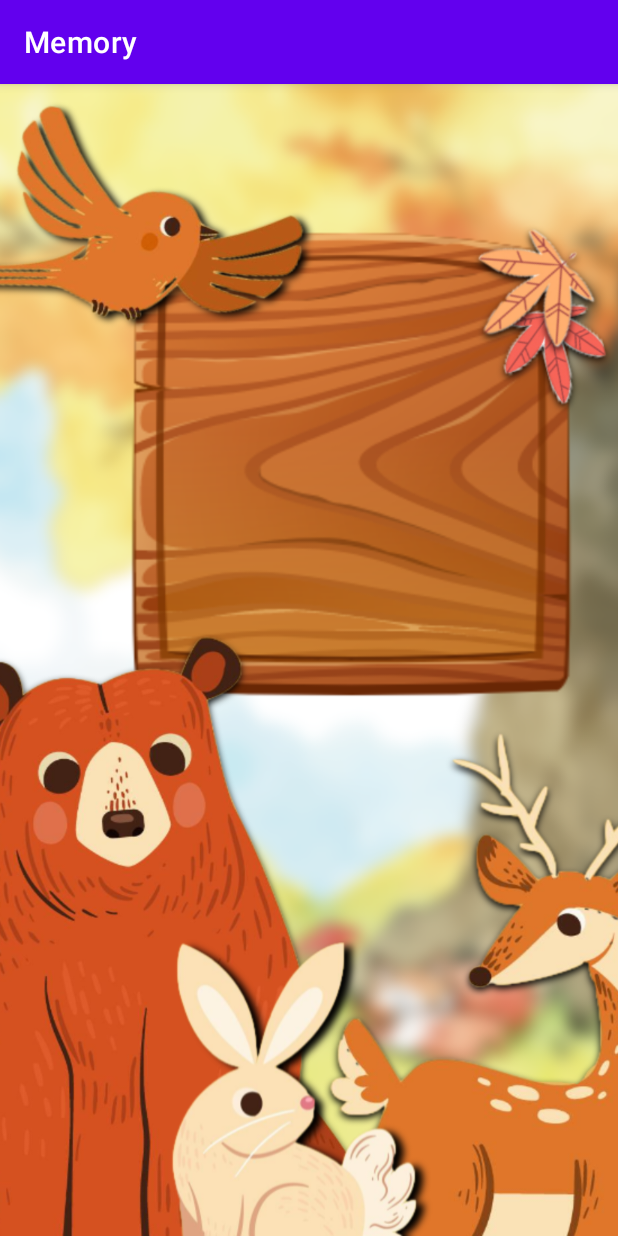
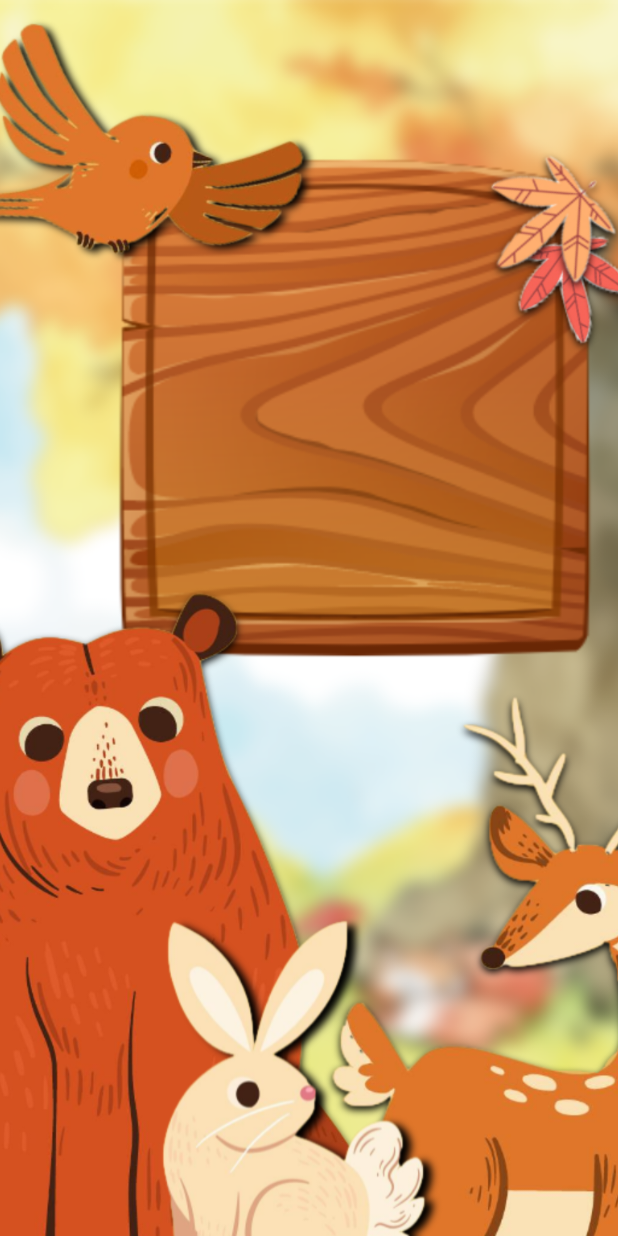
Before and after one commit to jelena-pesevski/Memory-MuzejRS, an Android app: the screen it shows after launch (MainActivity), on a phone screen of 412 x 824 dp. Run offline under Robolectric (Android 15) with nearby library versions, the light colour scheme and no system bars.

Commit message:
images added and theme changed

```diff
--- a/app/src/main/AndroidManifest.xml
+++ b/app/src/main/AndroidManifest.xml
@@ -11,7 +11,8 @@
         android:theme="@style/Theme.Memory">
         <activity
             android:name=".MainActivity"
-            android:exported="true">
+            android:exported="true"
+            android:theme="@style/Theme.Memory.NoActionBar">
             <intent-filter>
                 <action android:name="android.intent.action.MAIN" />
 
--- a/app/src/main/res/layout/activity_main.xml
+++ b/app/src/main/res/layout/activity_main.xml
@@ -4,7 +4,6 @@
     xmlns:tools="http://schemas.android.com/tools"
     android:layout_width="match_parent"
     android:layout_height="match_parent"
-
     tools:context=".MainActivity">
 
     <ImageView
--- a/app/src/main/res/values-night/themes.xml
+++ b/app/src/main/res/values-night/themes.xml
@@ -2,12 +2,12 @@
     <!-- Base application theme. -->
     <style name="Theme.Memory" parent="Theme.MaterialComponents.DayNight.DarkActionBar">
         <!-- Primary brand color. -->
-        <item name="colorPrimary">@color/purple_200</item>
-        <item name="colorPrimaryVariant">@color/purple_700</item>
+        <item name="colorPrimary">@color/action_bar_night</item>
+        <item name="colorPrimaryVariant">@color/action_bar_night</item>
         <item name="colorOnPrimary">@color/black</item>
         <!-- Secondary brand color. -->
-        <item name="colorSecondary">@color/teal_200</item>
-        <item name="colorSecondaryVariant">@color/teal_200</item>
+        <item name="colorSecondary">@color/action_bar_night</item>
+        <item name="colorSecondaryVariant">@color/action_bar_night</item>
         <item name="colorOnSecondary">@color/black</item>
         <!-- Status bar color. -->
         <item name="android:statusBarColor" tools:targetApi="l">?attr/colorPrimaryVariant</item>
--- a/app/src/main/res/values/colors.xml
+++ b/app/src/main/res/values/colors.xml
@@ -7,4 +7,7 @@
     <color name="teal_700">#FF018786</color>
     <color name="black">#FF000000</color>
     <color name="white">#FFFFFFFF</color>
+
+    <color name="action_bar_night">#8e4211</color>
+    <color name="action_bar_color">#c36b2c</color>
 </resources>
--- a/app/src/main/res/values/themes.xml
+++ b/app/src/main/res/values/themes.xml
@@ -2,15 +2,21 @@
     <!-- Base application theme. -->
     <style name="Theme.Memory" parent="Theme.MaterialComponents.DayNight.DarkActionBar">
         <!-- Primary brand color. -->
-        <item name="colorPrimary">@color/purple_500</item>
-        <item name="colorPrimaryVariant">@color/purple_700</item>
-        <item name="colorOnPrimary">@color/white</item>
+        <item name="colorPrimary">@color/action_bar_color</item>
+        <item name="colorPrimaryVariant">@color/action_bar_color</item>
+        <item name="colorOnPrimary">@color/black</item>
         <!-- Secondary brand color. -->
-        <item name="colorSecondary">@color/teal_200</item>
-        <item name="colorSecondaryVariant">@color/teal_700</item>
+        <item name="colorSecondary">@color/action_bar_color</item>
+        <item name="colorSecondaryVariant">@color/action_bar_color</item>
         <item name="colorOnSecondary">@color/black</item>
         <!-- Status bar color. -->
         <item name="android:statusBarColor" tools:targetApi="l">?attr/colorPrimaryVariant</item>
         <!-- Customize your theme here. -->
     </style>
+
+
+    <style name="Theme.Memory.NoActionBar">
+        <item name="windowActionBar">false</item>
+        <item name="windowNoTitle">true</item>
+    </style>
 </resources>
```
Also changed, not shown: app/src/main/res/drawable/background.png (added), app/src/main/res/drawable/background_blur.png (added), app/src/main/res/drawable/bambi.svg (added), app/src/main/res/drawable/bear.svg (added), app/src/main/res/drawable/bird1.svg (added), app/src/main/res/drawable/bird2.svg (added), app/src/main/res/drawable/bunny.svg (added).
